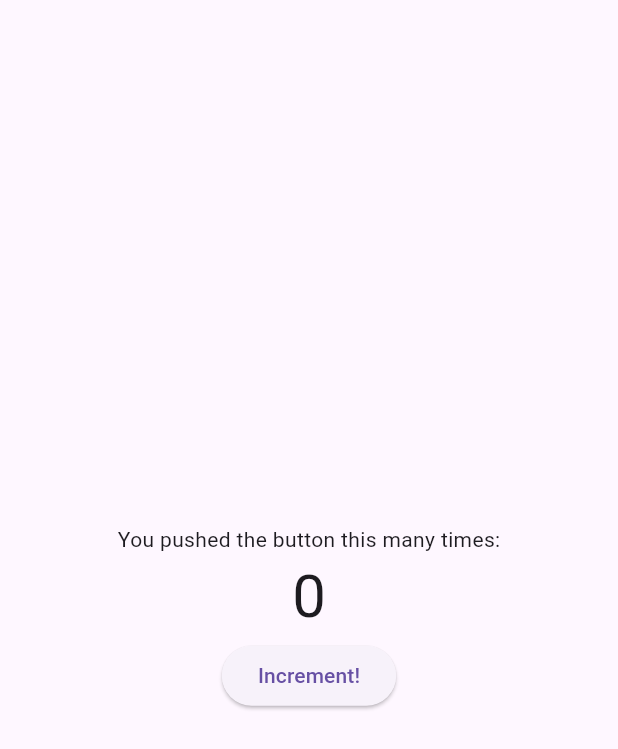
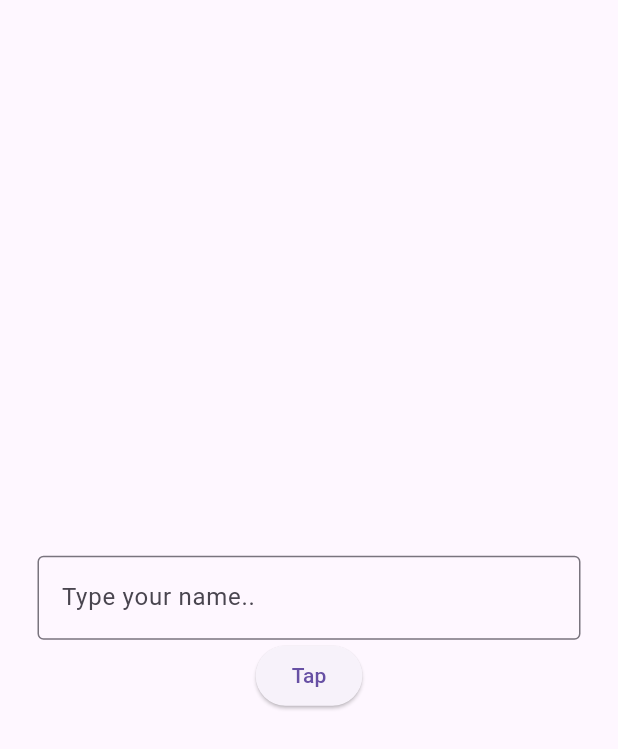
Before and after one commit to yficklis/beginner_flutter_projects, a Flutter app: the screen it shows after launch, on a phone screen of 412 x 824 dp. Shown: the top 749 px of the screen. Run offline on Flutter 3.47's test engine with Material 3 defaults, Android fonts, the phone set to English and light mode, and no system bars.

Commit message:
TEXTFIELD EXAMPLE

```diff
--- a/lib/main.dart
+++ b/lib/main.dart
@@ -6,6 +6,7 @@ import 'package:beginner_course/pages/home_page.dart';
 import 'package:beginner_course/pages/settings_page.dart';
 import 'package:beginner_course/pages/profile_page.dart';
 import 'package:beginner_course/pages/counter_page.dart';
+import 'package:beginner_course/pages/todo_page.dart';
 
 void main() {
   runApp(MyApp());
@@ -18,7 +19,7 @@ class MyApp extends StatelessWidget {
   Widget build(BuildContext context) {
     return MaterialApp(
       debugShowCheckedModeBanner: false,
-      home: CounterPage(),
+      home: ToDoPage(),
       routes: {
         '/firstpage': (context) => FirstPage(),
         '/homepage': (context) => HomePage(),
--- /dev/null
+++ b/lib/pages/todo_page.dart
@@ -0,0 +1,50 @@
+import 'package:flutter/material.dart';
+
+class ToDoPage extends StatefulWidget {
+  const ToDoPage({super.key});
+
+  @override
+  State<ToDoPage> createState() => _ToDoPageState();
+}
+
+class _ToDoPageState extends State<ToDoPage> {
+  // text editing controller to get access to what the user typed
+  TextEditingController myController = TextEditingController();
+
+  // greeting message variable
+  String greetingMessage = "";
+
+  // greet user method
+  void greetUser() {
+    String userName = myController.text;
+    setState(() {
+      greetingMessage = "Hello $userName";
+    });
+  }
+
+  @override
+  Widget build(BuildContext context) {
+    return Scaffold(
+      body: Center(
+        child: Padding(
+          padding: const EdgeInsets.all(25.0),
+          child: Column(
+            mainAxisAlignment: MainAxisAlignment.center,
+            children: [
+              Text(greetingMessage),
+              TextField(
+                controller: myController,
+                decoration: InputDecoration(
+                    border: OutlineInputBorder(), hintText: "Type your name.."),
+              ),
+              ElevatedButton(
+                onPressed: greetUser,
+                child: Text("Tap"),
+              ),
+            ],
+          ),
+        ),
+      ),
+    );
+  }
+}
```
